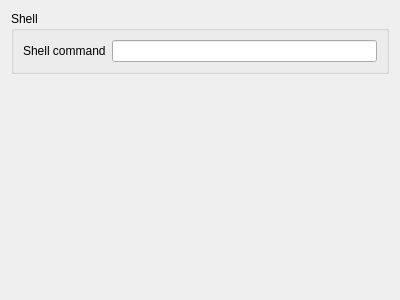
This is qt-app/src/settings/csettingspageother.ui in VioletGiraffe/file-commander as Qt 5 draws it before an edit. The edited form follows.
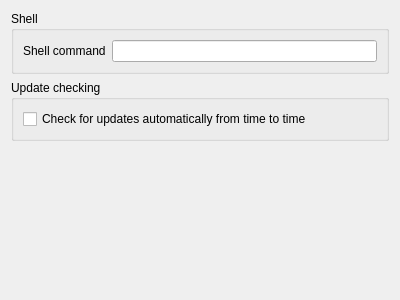
This is the edited form.

Commit message: CSettingsPage* UI classes optimized as to not generate the MOC file; An option for disabling automatic update check added to the settings

The edit to the form file:
```diff
--- a/qt-app/src/settings/csettingspageother.ui
+++ b/qt-app/src/settings/csettingspageother.ui
@@ -37,6 +37,22 @@
      </layout>
     </widget>
    </item>
+   <item>
+    <widget class="QGroupBox" name="groupBox_2">
+     <property name="title">
+      <string>Update checking</string>
+     </property>
+     <layout class="QVBoxLayout" name="verticalLayout_3">
+      <item>
+       <widget class="QCheckBox" name="_cbCheckForUpdatesAutomatically">
+        <property name="text">
+         <string>Check for updates automatically from time to time</string>
+        </property>
+       </widget>
+      </item>
+     </layout>
+    </widget>
+   </item>
    <item>
     <spacer name="verticalSpacer">
      <property name="orientation">
```
The commit also changes 7 other files.
